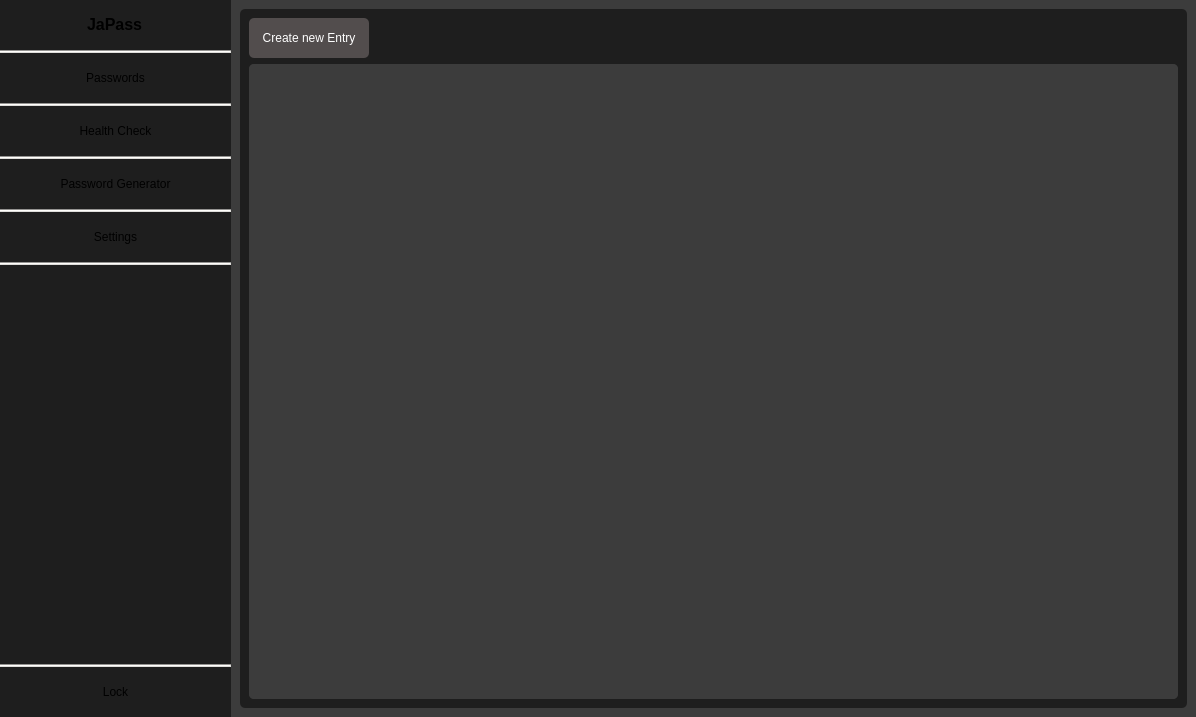
This is PasswordManager/ui/mainwindow.ui in Jatogame/PasswordManager as Qt 5 draws it before an edit. The edited form follows.
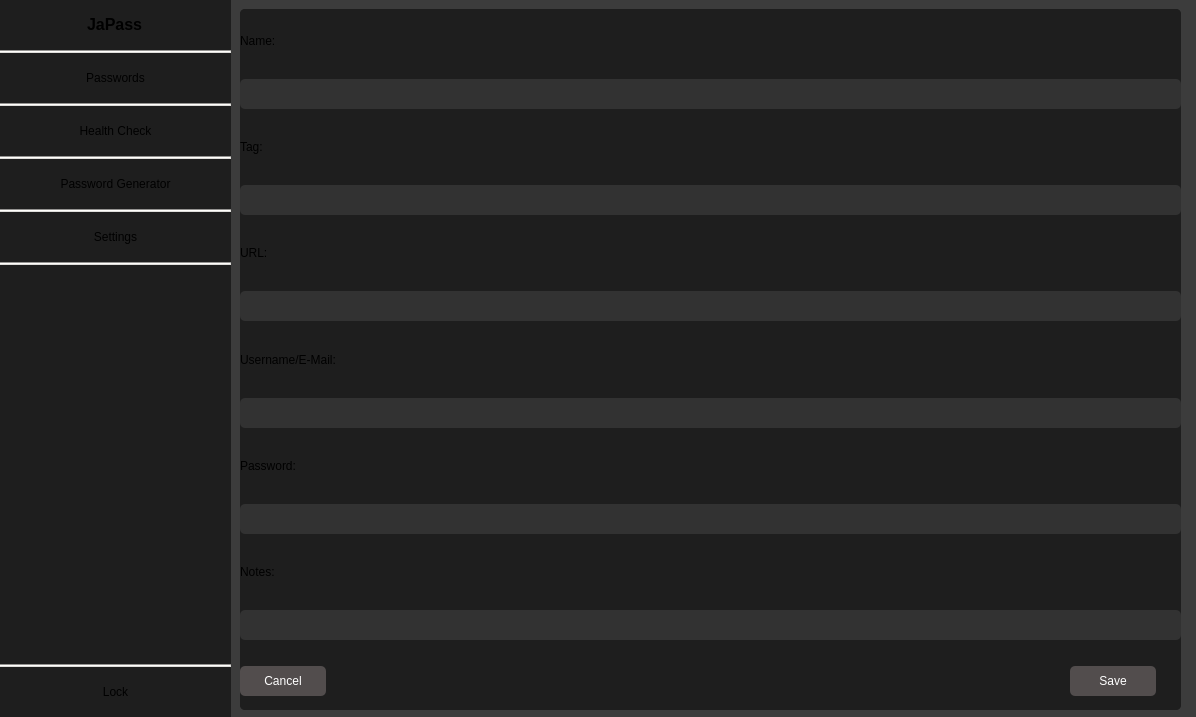
This is the edited form.

Diff of the .ui file:
```diff
--- a/PasswordManager/ui/mainwindow.ui
+++ b/PasswordManager/ui/mainwindow.ui
@@ -372,7 +372,7 @@
          <string notr="true">border-radius: 5px;</string>
         </property>
         <property name="currentIndex">
-         <number>1</number>
+         <number>6</number>
         </property>
         <widget class="QWidget" name="lockscreen">
          <layout class="QVBoxLayout" name="verticalLayout_3">
@@ -1436,6 +1436,225 @@
           </item>
          </layout>
         </widget>
+        <widget class="QWidget" name="passwordcreate">
+         <property name="sizePolicy">
+          <sizepolicy hsizetype="Expanding" vsizetype="Expanding">
+           <horstretch>0</horstretch>
+           <verstretch>0</verstretch>
+          </sizepolicy>
+         </property>
+         <widget class="QWidget" name="widget_8" native="true">
+          <property name="geometry">
+           <rect>
+            <x>9</x>
+            <y>9</y>
+            <width>941</width>
+            <height>701</height>
+           </rect>
+          </property>
+          <property name="sizePolicy">
+           <sizepolicy hsizetype="Expanding" vsizetype="Expanding">
+            <horstretch>0</horstretch>
+            <verstretch>0</verstretch>
+           </sizepolicy>
+          </property>
+          <property name="styleSheet">
+           <string notr="true">background-color: rgb(30, 30, 30);</string>
+          </property>
+          <layout class="QGridLayout" name="gridLayout_9">
+           <item row="9" column="0">
+            <widget class="QLineEdit" name="passwordcreate_password">
+             <property name="minimumSize">
+              <size>
+               <width>0</width>
+               <height>30</height>
+              </size>
+             </property>
+             <property name="styleSheet">
+              <string notr="true">background-color:rgb(50,50,50);</string>
+             </property>
+            </widget>
+           </item>
+           <item row="3" column="0">
+            <widget class="QLineEdit" name="passwordcreate_tag">
+             <property name="minimumSize">
+              <size>
+               <width>0</width>
+               <height>30</height>
+              </size>
+             </property>
+             <property name="styleSheet">
+              <string notr="true">background-color:rgb(50,50,50);</string>
+             </property>
+            </widget>
+           </item>
+           <item row="10" column="0">
+            <widget class="QLabel" name="label_11">
+             <property name="text">
+              <string>Notes:</string>
+             </property>
+            </widget>
+           </item>
+           <item row="5" column="0">
+            <widget class="QLineEdit" name="passwordcreate_url">
+             <property name="minimumSize">
+              <size>
+               <width>0</width>
+               <height>30</height>
+              </size>
+             </property>
+             <property name="styleSheet">
+              <string notr="true">background-color:rgb(50,50,50);</string>
+             </property>
+            </widget>
+           </item>
+           <item row="6" column="0">
+            <widget class="QLabel" name="label_8">
+             <property name="text">
+              <string>Username/E-Mail:</string>
+             </property>
+            </widget>
+           </item>
+           <item row="2" column="0">
+            <widget class="QLabel" name="label_3">
+             <property name="text">
+              <string>Tag:</string>
+             </property>
+            </widget>
+           </item>
+           <item row="8" column="0">
+            <widget class="QLabel" name="label_10">
+             <property name="text">
+              <string>Password:</string>
+             </property>
+            </widget>
+           </item>
+           <item row="1" column="0">
+            <widget class="QLineEdit" name="passwordcreate_name">
+             <property name="minimumSize">
+              <size>
+               <width>0</width>
+               <height>30</height>
+              </size>
+             </property>
+             <property name="styleSheet">
+              <string notr="true">background-color:rgb(50,50,50);</string>
+             </property>
+            </widget>
+           </item>
+           <item row="11" column="0">
+            <widget class="QLineEdit" name="passwordcreate_notes">
+             <property name="minimumSize">
+              <size>
+               <width>0</width>
+               <height>30</height>
+              </size>
+             </property>
+             <property name="styleSheet">
+              <string notr="true">background-color:rgb(50,50,50);</string>
+             </property>
+            </widget>
+           </item>
+           <item row="0" column="0">
+            <widget class="QLabel" name="label_2">
+             <property name="text">
+              <string>Name:</string>
+             </property>
+            </widget>
+           </item>
+           <item row="7" column="0">
+            <widget class="QLineEdit" name="passwordcreate_username">
+             <property name="minimumSize">
+              <size>
+               <width>0</width>
+               <height>30</height>
+              </size>
+             </property>
+             <property name="styleSheet">
+              <string notr="true">background-color:rgb(50,50,50);</string>
+             </property>
+            </widget>
+           </item>
+           <item row="4" column="0">
+            <widget class="QLabel" name="label_5">
+             <property name="text">
+              <string>URL:</string>
+             </property>
+            </widget>
+           </item>
+           <item row="12" column="0">
+            <widget class="QWidget" name="widget_11" native="true">
+             <widget class="QPushButton" name="passwordcreate_save">
+              <property name="geometry">
+               <rect>
+                <x>830</x>
+                <y>20</y>
+                <width>86</width>
+                <height>30</height>
+               </rect>
+              </property>
+              <property name="minimumSize">
+               <size>
+                <width>0</width>
+                <height>30</height>
+               </size>
+              </property>
+              <property name="styleSheet">
+               <string notr="true">QPushButton {
+        background-color: rgb(82, 77, 77);
+        color: white;
+    }
+
+QPushButton:hover {
+        background-color: rgb(72, 67, 67);
+}
+
+    QPushButton:pressed {
+        background-color: rgb(62, 57, 57);
+    }</string>
+              </property>
+              <property name="text">
+               <string>Save</string>
+              </property>
+             </widget>
+             <widget class="QPushButton" name="passwordcreate_cancel">
+              <property name="geometry">
+               <rect>
+                <x>0</x>
+                <y>20</y>
+                <width>86</width>
+                <height>30</height>
+               </rect>
+              </property>
+              <property name="minimumSize">
+               <size>
+                <width>0</width>
+                <height>30</height>
+               </size>
+              </property>
+              <property name="styleSheet">
+               <string notr="true">QPushButton {
+        background-color: rgb(82, 77, 77);
+        color: white;
+    }
+
+QPushButton:hover {
+        background-color: rgb(72, 67, 67);
+}
+
+    QPushButton:pressed {
+        background-color: rgb(62, 57, 57);
+    }</string>
+              </property>
+              <property name="text">
+               <string>Cancel</string>
+              </property>
+             </widget>
+            </widget>
+           </item>
+          </layout>
+         </widget>
+        </widget>
        </widget>
       </item>
      </layout>
```
Left out of the diff: 2 changed lines with no effect on the pictures.
